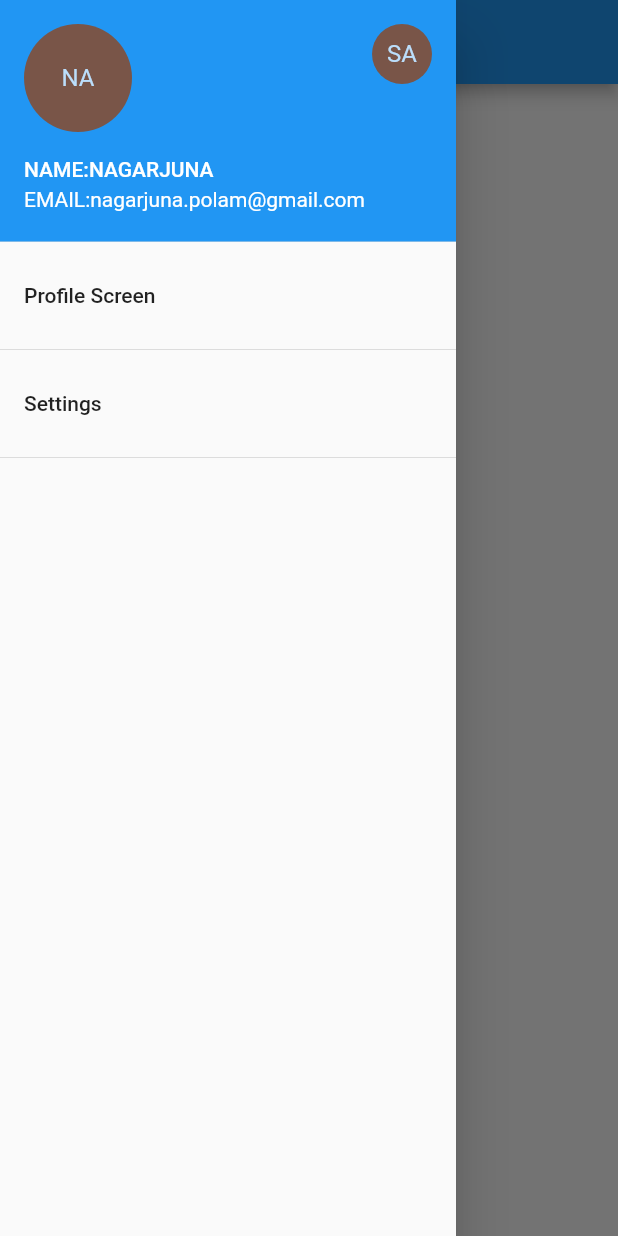
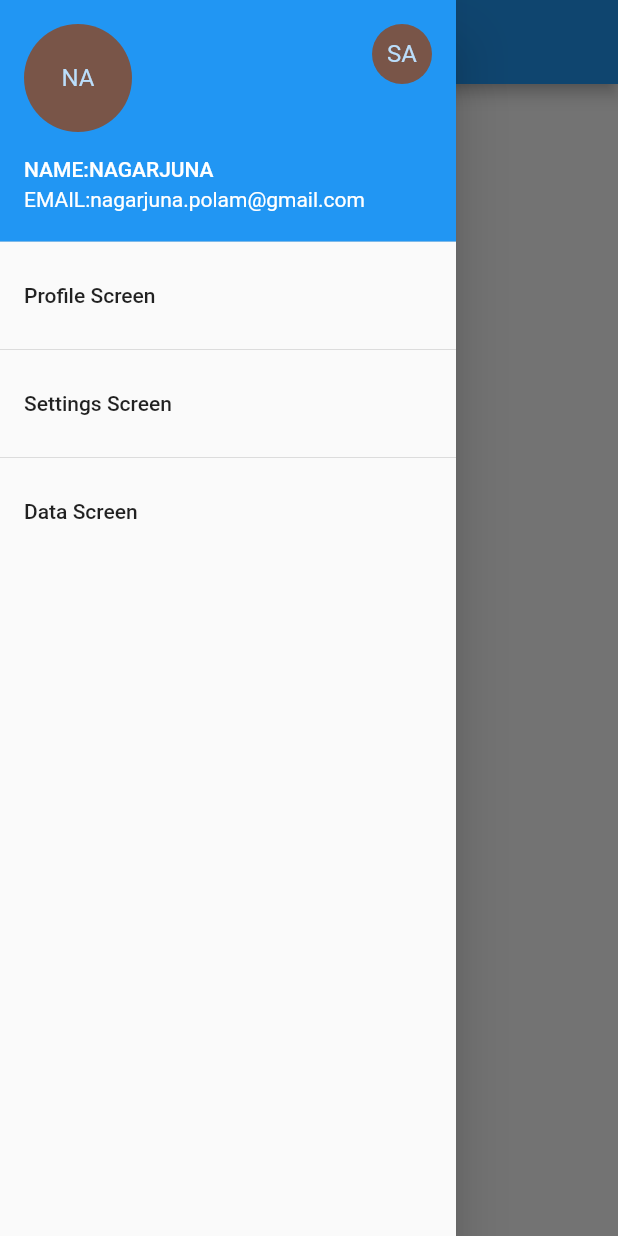
Before and after one commit to MeNagarjuna/FlutterDrawer, a Flutter app: the screen it shows after launch, with the side drawer open, on a phone screen of 412 x 824 dp. Run offline on Flutter 3.47's test engine with Material 2 defaults, Android fonts, the phone set to English and light mode, and no system bars.

```diff
--- a/flutter_drawer/lib/main.dart
+++ b/flutter_drawer/lib/main.dart
@@ -1,6 +1,8 @@
 import 'package:flutter/material.dart';
+
 import 'package:flutter_drawer/profile_screen.dart';
 import 'package:flutter_drawer/setting_screen.dart';
+import 'package:flutter_drawer/DataScreen.dart';
 
 void main() => runApp(MyApp());
 
@@ -67,13 +69,20 @@ class _MyHomePageState extends State<MyHomePage> {
             ),
             Divider(),
             ListTile(
-              title: Text('Settings'),
+              title: Text('Settings Screen'),
               onTap: () {
                 Navigator.push(context,
                     MaterialPageRoute(builder: (context) => SettingScreen()));
               },
             ),
             Divider(),
+            ListTile(
+              title: Text('Data Screen'),
+              onTap: () {
+                Navigator.push(context,
+                    MaterialPageRoute(builder: (context) => DataScreen()));
+              },
+            ),
           ],
         ),
       ),
--- a/flutter_drawer/lib/setting_screen.dart
+++ b/flutter_drawer/lib/setting_screen.dart
@@ -1,7 +1,6 @@
 import 'package:flutter/material.dart';
 
 class SettingScreen extends StatefulWidget {
-
   @override
   _SettingScreenState createState() => _SettingScreenState();
 }
```
Also changed, not shown: flutter_drawer/lib/DataScreen.dart (added, +25 -0 lines).
